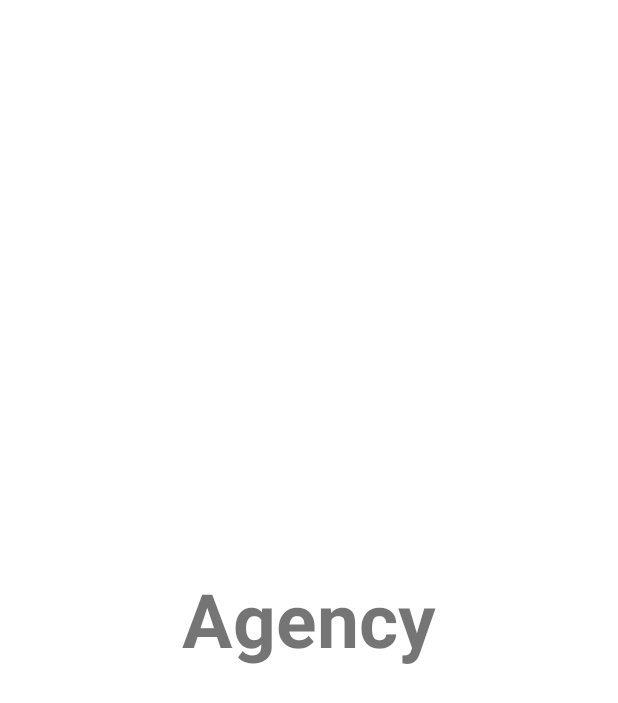
After one commit to tnnHiu/MyVHC_Backup, an Android app: the fragment FragmentAgency shown on its own in the app's theme, on a phone screen of 412 x 824 dp. The commit adds this screen. Shown: the top 703 px of the screen. Run offline under Robolectric (Android 15) with nearby library versions, the phone set to English and light mode, and no system bars.

Commit message:
dua code len 11/04/2023

```diff
--- /dev/null
+++ b/app/src/main/java/com/example/myvhc/fragment_main/FragmentAgency.kt
@@ -0,0 +1,60 @@
+package com.example.testui.fragment_main
+
+import android.os.Bundle
+import androidx.fragment.app.Fragment
+import android.view.LayoutInflater
+import android.view.View
+import android.view.ViewGroup
+import com.example.myvhc.R
+
+// TODO: Rename parameter arguments, choose names that match
+// the fragment initialization parameters, e.g. ARG_ITEM_NUMBER
+private const val ARG_PARAM1 = "param1"
+private const val ARG_PARAM2 = "param2"
+
+/**
+ * A simple [Fragment] subclass.
+ * Use the [FragmentAgency.newInstance] factory method to
+ * create an instance of this fragment.
+ */
+class FragmentAgency : Fragment() {
+    // TODO: Rename and change types of parameters
+    private var param1: String? = null
+    private var param2: String? = null
+
+    override fun onCreate(savedInstanceState: Bundle?) {
+        super.onCreate(savedInstanceState)
+        arguments?.let {
+            param1 = it.getString(ARG_PARAM1)
+            param2 = it.getString(ARG_PARAM2)
+        }
+    }
+
+    override fun onCreateView(
+        inflater: LayoutInflater, container: ViewGroup?,
+        savedInstanceState: Bundle?
+    ): View? {
+        // Inflate the layout for this fragment
+        return inflater.inflate(R.layout.fragment_agency, container, false)
+    }
+
+    companion object {
+        /**
+         * Use this factory method to create a new instance of
+         * this fragment using the provided parameters.
+         *
+         * @param param1 Parameter 1.
+         * @param param2 Parameter 2.
+         * @return A new instance of fragment FragmentAgency.
+         */
+        // TODO: Rename and change types and number of parameters
+        @JvmStatic
+        fun newInstance(param1: String, param2: String) =
+            FragmentAgency().apply {
+                arguments = Bundle().apply {
+                    putString(ARG_PARAM1, param1)
+                    putString(ARG_PARAM2, param2)
+                }
+            }
+    }
+}
--- /dev/null
+++ b/app/src/main/res/layout/fragment_agency.xml
@@ -0,0 +1,21 @@
+<?xml version="1.0" encoding="utf-8"?>
+<androidx.constraintlayout.widget.ConstraintLayout xmlns:android="http://schemas.android.com/apk/res/android"
+    xmlns:app="http://schemas.android.com/apk/res-auto"
+    xmlns:tools="http://schemas.android.com/tools"
+    android:layout_width="match_parent"
+    android:layout_height="match_parent"
+    tools:context=".fragment_main.FragmentAgency">
+
+    <!-- TODO: Update blank fragment layout -->
+    <TextView
+        android:layout_width="wrap_content"
+        android:layout_height="wrap_content"
+        android:text="Agency"
+        android:textSize="50dp"
+        android:textStyle="bold"
+        app:layout_constraintBottom_toBottomOf="parent"
+        app:layout_constraintEnd_toEndOf="parent"
+        app:layout_constraintStart_toStartOf="parent"
+        app:layout_constraintTop_toTopOf="parent" />
+
+</androidx.constraintlayout.widget.ConstraintLayout>
```
Also changed, not shown: app/src/main/java/com/example/myvhc/MainActivity.kt (+42 -1 lines), app/src/main/java/com/example/myvhc/adapter/AdapterViewPager.kt (added, +16 -0 lines), app/src/main/java/com/example/myvhc/fragment_main/FragmentHome.kt (added, +33 -0 lines), app/src/main/java/com/example/myvhc/fragment_main/FragmentMail.kt (added, +60 -0 lines), app/src/main/java/com/example/myvhc/fragment_main/FragmentProduct.kt (added, +60 -0 lines), app/src/main/java/com/example/myvhc/fragment_main/FragmentVehicle.kt (added, +60 -0 lines), app/src/main/res/layout/fragment_home.xml (added, +21 -0 lines), app/src/main/res/layout/fragment_mail.xml (added, +21 -0 lines), app/src/main/res/layout/fragment_product.xml (added, +21 -0 lines), app/src/main/res/layout/fragment_vehicle.xml (added, +21 -0 lines).
